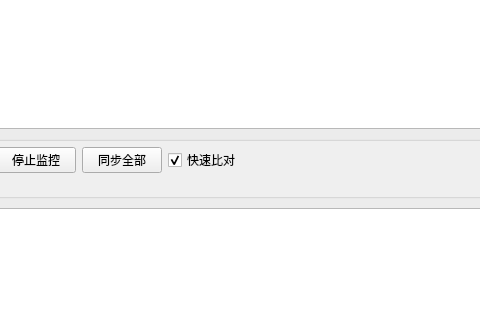
hu419087137/SyncFolder, file src/MainWindow.ui: the form before one commit; both pictures show x 99 to 579 and y 232 to 552 of the 1100 by 760 pixel window.
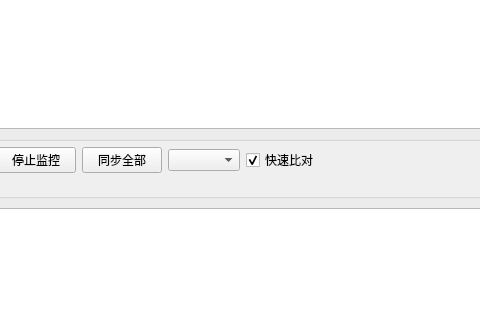
The form after the commit.

Patch:
```diff
--- a/src/MainWindow.ui
+++ b/src/MainWindow.ui
@@ -104,6 +104,9 @@
         </property>
        </widget>
       </item>
+      <item>
+       <widget class="QComboBox" name="maxParallelSyncComboBox"/>
+      </item>
       <item>
        <widget class="QCheckBox" name="fastCompareCheckBox">
         <property name="text">
```
